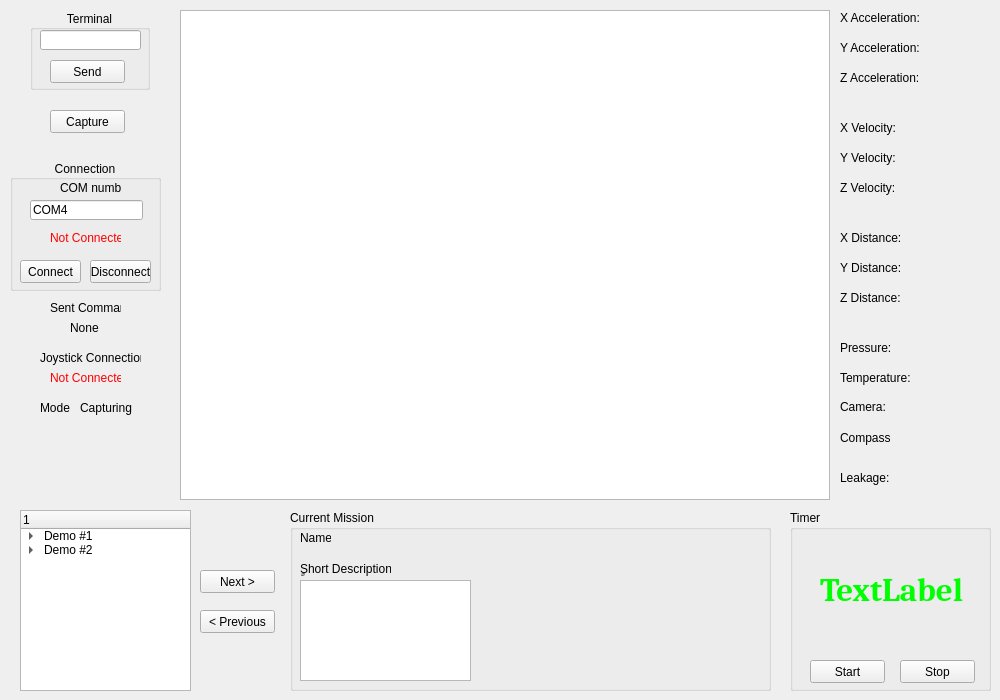
Above: ROV15/mainwindow.ui from youssefMagdy29/ROV-15 before the change. Below: the same form after it.
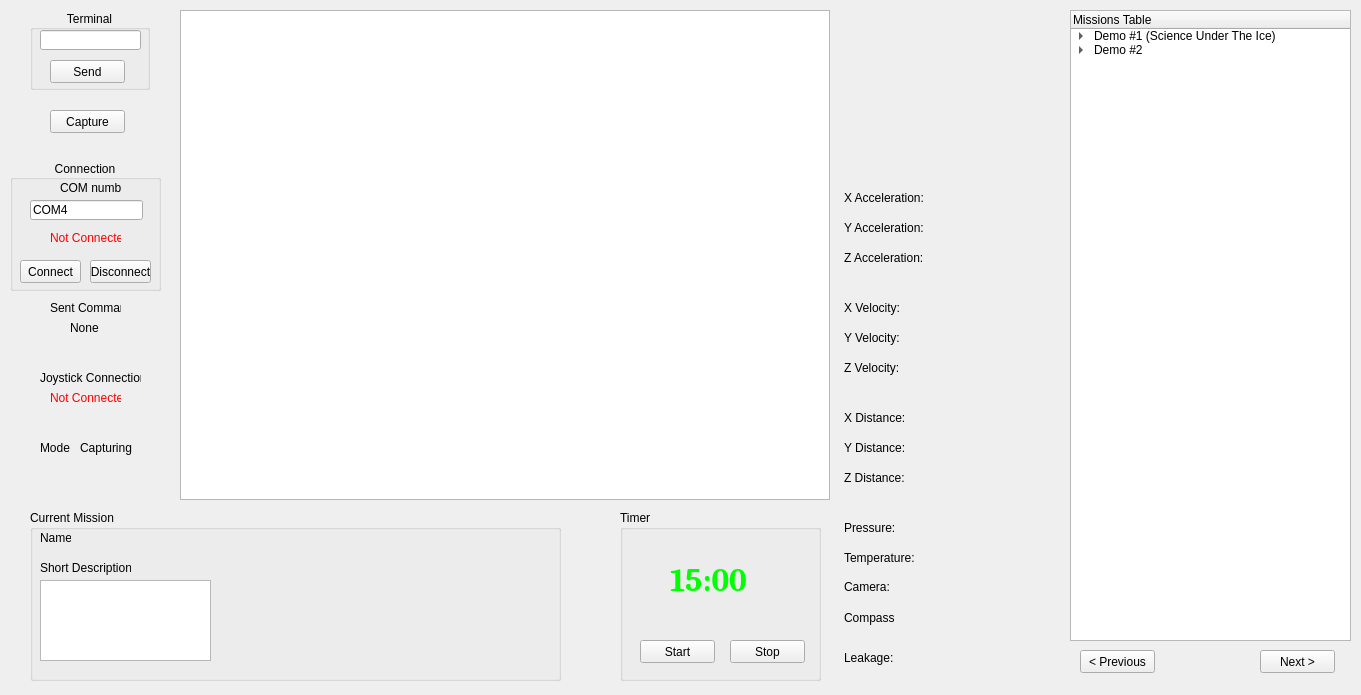
That is the form after the change. Custom widgets are drawn as their Qt base class.

Commit message: edditting the form

```diff
--- a/ROV15/mainwindow.ui
+++ b/ROV15/mainwindow.ui
@@ -6,20 +6,20 @@
    <rect>
     <x>0</x>
     <y>0</y>
-    <width>1000</width>
-    <height>700</height>
+    <width>1361</width>
+    <height>695</height>
    </rect>
   </property>
   <property name="minimumSize">
    <size>
-    <width>840</width>
-    <height>510</height>
+    <width>1000</width>
+    <height>500</height>
    </size>
   </property>
   <property name="maximumSize">
    <size>
-    <width>1000</width>
-    <height>1000</height>
+    <width>16777215</width>
+    <height>16777215</height>
    </size>
   </property>
   <property name="windowTitle">
@@ -143,7 +143,7 @@
     <property name="geometry">
      <rect>
       <x>40</x>
-      <y>350</y>
+      <y>370</y>
       <width>101</width>
       <height>16</height>
      </rect>
@@ -159,7 +159,7 @@
     <property name="geometry">
      <rect>
       <x>50</x>
-      <y>370</y>
+      <y>390</y>
       <width>71</width>
       <height>16</height>
      </rect>
@@ -198,7 +198,7 @@
     <property name="geometry">
      <rect>
       <x>40</x>
-      <y>400</y>
+      <y>440</y>
       <width>31</width>
       <height>16</height>
      </rect>
@@ -211,7 +211,7 @@
     <property name="geometry">
      <rect>
       <x>80</x>
-      <y>400</y>
+      <y>440</y>
       <width>61</width>
       <height>16</height>
      </rect>
@@ -223,8 +223,8 @@
    <widget class="QLabel" name="labelLeakage">
     <property name="geometry">
      <rect>
-      <x>840</x>
-      <y>470</y>
+      <x>844</x>
+      <y>650</y>
       <width>51</width>
       <height>16</height>
      </rect>
@@ -239,8 +239,8 @@
    <widget class="QLabel" name="valueLeakage">
     <property name="geometry">
      <rect>
-      <x>890</x>
-      <y>470</y>
+      <x>894</x>
+      <y>650</y>
       <width>61</width>
       <height>16</height>
      </rect>
@@ -294,8 +294,8 @@
    <widget class="QLabel" name="label_3">
     <property name="geometry">
      <rect>
-      <x>840</x>
-      <y>10</y>
+      <x>844</x>
+      <y>190</y>
       <width>81</width>
       <height>16</height>
      </rect>
@@ -307,8 +307,8 @@
    <widget class="QLabel" name="valueXAcceleration">
     <property name="geometry">
      <rect>
-      <x>920</x>
-      <y>10</y>
+      <x>924</x>
+      <y>190</y>
       <width>71</width>
       <height>16</height>
      </rect>
@@ -320,8 +320,8 @@
    <widget class="QLabel" name="valueYAcceleration">
     <property name="geometry">
      <rect>
-      <x>920</x>
-      <y>40</y>
+      <x>924</x>
+      <y>220</y>
       <width>71</width>
       <height>16</height>
      </rect>
@@ -333,8 +333,8 @@
    <widget class="QLabel" name="label_4">
     <property name="geometry">
      <rect>
-      <x>840</x>
-      <y>40</y>
+      <x>844</x>
+      <y>220</y>
       <width>81</width>
       <height>16</height>
      </rect>
@@ -346,8 +346,8 @@
    <widget class="QLabel" name="valueZAcceleration">
     <property name="geometry">
      <rect>
-      <x>920</x>
-      <y>70</y>
+      <x>924</x>
+      <y>250</y>
       <width>71</width>
       <height>16</height>
      </rect>
@@ -359,8 +359,8 @@
    <widget class="QLabel" name="label_5">
     <property name="geometry">
      <rect>
-      <x>840</x>
-      <y>70</y>
+      <x>844</x>
+      <y>250</y>
       <width>81</width>
       <height>16</height>
      </rect>
@@ -372,8 +372,8 @@
    <widget class="QLabel" name="valueXVelocity">
     <property name="geometry">
      <rect>
-      <x>920</x>
-      <y>120</y>
+      <x>924</x>
+      <y>300</y>
       <width>71</width>
       <height>16</height>
      </rect>
@@ -385,8 +385,8 @@
    <widget class="QLabel" name="label_6">
     <property name="geometry">
      <rect>
-      <x>840</x>
-      <y>120</y>
+      <x>844</x>
+      <y>300</y>
       <width>81</width>
       <height>16</height>
      </rect>
@@ -398,8 +398,8 @@
    <widget class="QLabel" name="valueYVelocity">
     <property name="geometry">
      <rect>
-      <x>920</x>
-      <y>150</y>
+      <x>924</x>
+      <y>330</y>
       <width>71</width>
       <height>16</height>
      </rect>
@@ -411,8 +411,8 @@
    <widget class="QLabel" name="label_7">
     <property name="geometry">
      <rect>
-      <x>840</x>
-      <y>150</y>
+      <x>844</x>
+      <y>330</y>
       <width>81</width>
       <height>16</height>
      </rect>
@@ -424,8 +424,8 @@
    <widget class="QLabel" name="valueZVelocity">
     <property name="geometry">
      <rect>
-      <x>920</x>
-      <y>180</y>
+      <x>924</x>
+      <y>360</y>
       <width>71</width>
       <height>16</height>
      </rect>
@@ -437,8 +437,8 @@
    <widget class="QLabel" name="label_8">
     <property name="geometry">
      <rect>
-      <x>840</x>
-      <y>180</y>
+      <x>844</x>
+      <y>360</y>
       <width>81</width>
       <height>16</height>
      </rect>
@@ -450,8 +450,8 @@
    <widget class="QLabel" name="valueXDistance">
     <property name="geometry">
      <rect>
-      <x>920</x>
-      <y>230</y>
+      <x>924</x>
+      <y>410</y>
       <width>71</width>
       <height>16</height>
      </rect>
@@ -463,8 +463,8 @@
    <widget class="QLabel" name="label_9">
     <property name="geometry">
      <rect>
-      <x>840</x>
-      <y>230</y>
+      <x>844</x>
+      <y>410</y>
       <width>81</width>
       <height>16</height>
      </rect>
@@ -476,8 +476,8 @@
    <widget class="QLabel" name="valueYDistance">
     <property name="geometry">
      <rect>
-      <x>920</x>
-      <y>260</y>
+      <x>924</x>
+      <y>440</y>
       <width>71</width>
       <height>16</height>
      </rect>
@@ -489,8 +489,8 @@
    <widget class="QLabel" name="label_10">
     <property name="geometry">
      <rect>
-      <x>840</x>
-      <y>260</y>
+      <x>844</x>
+      <y>440</y>
       <width>81</width>
       <height>16</height>
      </rect>
@@ -502,8 +502,8 @@
    <widget class="QLabel" name="valueZDistance">
     <property name="geometry">
      <rect>
-      <x>920</x>
-      <y>290</y>
+      <x>924</x>
+      <y>470</y>
       <width>71</width>
       <height>16</height>
      </rect>
@@ -515,8 +515,8 @@
    <widget class="QLabel" name="label_11">
     <property name="geometry">
      <rect>
-      <x>840</x>
-      <y>290</y>
+      <x>844</x>
+      <y>470</y>
       <width>81</width>
       <height>16</height>
      </rect>
@@ -528,8 +528,8 @@
    <widget class="QLabel" name="label_12">
     <property name="geometry">
      <rect>
-      <x>840</x>
-      <y>340</y>
+      <x>844</x>
+      <y>520</y>
       <width>51</width>
       <height>16</height>
      </rect>
@@ -541,8 +541,8 @@
    <widget class="QLabel" name="valuePressure">
     <property name="geometry">
      <rect>
-      <x>910</x>
-      <y>340</y>
+      <x>914</x>
+      <y>520</y>
       <width>71</width>
       <height>16</height>
      </rect>
@@ -554,8 +554,8 @@
    <widget class="QLabel" name="label_13">
     <property name="geometry">
      <rect>
-      <x>840</x>
-      <y>370</y>
+      <x>844</x>
+      <y>550</y>
       <width>71</width>
       <height>16</height>
      </rect>
@@ -567,8 +567,8 @@
    <widget class="QLabel" name="valueTemperature">
     <property name="geometry">
      <rect>
-      <x>920</x>
-      <y>370</y>
+      <x>924</x>
+      <y>550</y>
       <width>47</width>
       <height>13</height>
      </rect>
@@ -580,8 +580,8 @@
    <widget class="QLabel" name="label_14">
     <property name="geometry">
      <rect>
-      <x>840</x>
-      <y>400</y>
+      <x>844</x>
+      <y>580</y>
       <width>47</width>
       <height>13</height>
      </rect>
@@ -593,8 +593,8 @@
    <widget class="QLabel" name="valueCamera">
     <property name="geometry">
      <rect>
-      <x>890</x>
-      <y>400</y>
+      <x>894</x>
+      <y>580</y>
       <width>47</width>
       <height>13</height>
      </rect>
@@ -606,8 +606,8 @@
    <widget class="QLabel" name="label_15">
     <property name="geometry">
      <rect>
-      <x>840</x>
-      <y>430</y>
+      <x>844</x>
+      <y>610</y>
       <width>51</width>
       <height>16</height>
      </rect>
@@ -619,8 +619,8 @@
    <widget class="QLabel" name="valueCompass">
     <property name="geometry">
      <rect>
-      <x>896</x>
-      <y>430</y>
+      <x>900</x>
+      <y>610</y>
       <width>51</width>
       <height>20</height>
      </rect>
@@ -632,20 +632,20 @@
    <widget class="QTreeWidget" name="treeWidget">
     <property name="geometry">
      <rect>
-      <x>20</x>
-      <y>510</y>
-      <width>171</width>
-      <height>181</height>
+      <x>1070</x>
+      <y>10</y>
+      <width>281</width>
+      <height>631</height>
      </rect>
     </property>
     <column>
      <property name="text">
-      <string>1</string>
+      <string>Missions Table</string>
      </property>
     </column>
     <item>
      <property name="text">
-      <string>Demo #1</string>
+      <string>Demo #1 (Science Under The Ice)</string>
      </property>
      <item>
       <property name="text">
@@ -677,10 +677,10 @@
    <widget class="QGroupBox" name="groupBox_3">
     <property name="geometry">
      <rect>
-      <x>290</x>
+      <x>30</x>
       <y>510</y>
-      <width>481</width>
-      <height>181</height>
+      <width>531</width>
+      <height>171</height>
      </rect>
     </property>
     <property name="title">
@@ -722,7 +722,7 @@
       </rect>
      </property>
      <property name="text">
-      <string>ٍShort Description:</string>
+      <string>Short Description:</string>
      </property>
     </widget>
     <widget class="QTextEdit" name="textEdit">
@@ -731,7 +731,7 @@
        <x>10</x>
        <y>70</y>
        <width>171</width>
-       <height>101</height>
+       <height>81</height>
       </rect>
      </property>
      <property name="html">
@@ -747,8 +747,8 @@
       <rect>
        <x>200</x>
        <y>20</y>
-       <width>271</width>
-       <height>151</height>
+       <width>311</width>
+       <height>131</height>
       </rect>
      </property>
      <property name="text">
@@ -756,39 +756,13 @@
      </property>
     </widget>
    </widget>
-   <widget class="QPushButton" name="pushButton">
-    <property name="geometry">
-     <rect>
-      <x>200</x>
-      <y>570</y>
-      <width>75</width>
-      <height>23</height>
-     </rect>
-    </property>
-    <property name="text">
-     <string>Next &gt;</string>
-    </property>
-   </widget>
-   <widget class="QPushButton" name="pushButton_2">
-    <property name="geometry">
-     <rect>
-      <x>200</x>
-      <y>610</y>
-      <width>75</width>
-      <height>23</height>
-     </rect>
-    </property>
-    <property name="text">
-     <string>&lt; Previous</string>
-    </property>
-   </widget>
    <widget class="QGroupBox" name="groupBox_4">
     <property name="geometry">
      <rect>
-      <x>790</x>
+      <x>620</x>
       <y>510</y>
       <width>201</width>
-      <height>181</height>
+      <height>171</height>
      </rect>
     </property>
     <property name="title">
@@ -798,7 +772,7 @@
      <property name="geometry">
       <rect>
        <x>20</x>
-       <y>150</y>
+       <y>130</y>
        <width>75</width>
        <height>23</height>
       </rect>
@@ -811,7 +785,7 @@
      <property name="geometry">
       <rect>
        <x>110</x>
-       <y>150</y>
+       <y>130</y>
        <width>75</width>
        <height>23</height>
       </rect>
@@ -823,9 +797,9 @@
     <widget class="QLabel" name="label_17">
      <property name="geometry">
       <rect>
-       <x>30</x>
-       <y>60</y>
-       <width>151</width>
+       <x>50</x>
+       <y>50</y>
+       <width>91</width>
        <height>41</height>
       </rect>
      </property>
@@ -841,10 +815,49 @@
       <string notr="true">color: rgb(0, 255, 0)</string>
      </property>
      <property name="text">
-      <string>TextLabel</string>
+      <string>15:00</string>
      </property>
     </widget>
    </widget>
+   <widget class="QPushButton" name="pushButton">
+    <property name="geometry">
+     <rect>
+      <x>1260</x>
+      <y>650</y>
+      <width>75</width>
+      <height>23</height>
+     </rect>
+    </property>
+    <property name="text">
+     <string>Next &gt;</string>
+    </property>
+   </widget>
+   <widget class="QPushButton" name="pushButton_2">
+    <property name="geometry">
+     <rect>
+      <x>1080</x>
+      <y>650</y>
+      <width>75</width>
+      <height>23</height>
+     </rect>
+    </property>
+    <property name="text">
+     <string>&lt; Previous</string>
+    </property>
+   </widget>
+   <widget class="ResizableLabel" name="lastScreenShot">
+    <property name="geometry">
+     <rect>
+      <x>840</x>
+      <y>10</y>
+      <width>221</width>
+      <height>161</height>
+     </rect>
+    </property>
+    <property name="text">
+     <string/>
+    </property>
+   </widget>
   </widget>
  </widget>
  <layoutdefault spacing="6" margin="11"/>
```
Left out of the diff: 2 changed lines with no effect on the pictures. The commit also changes 2 other files.
